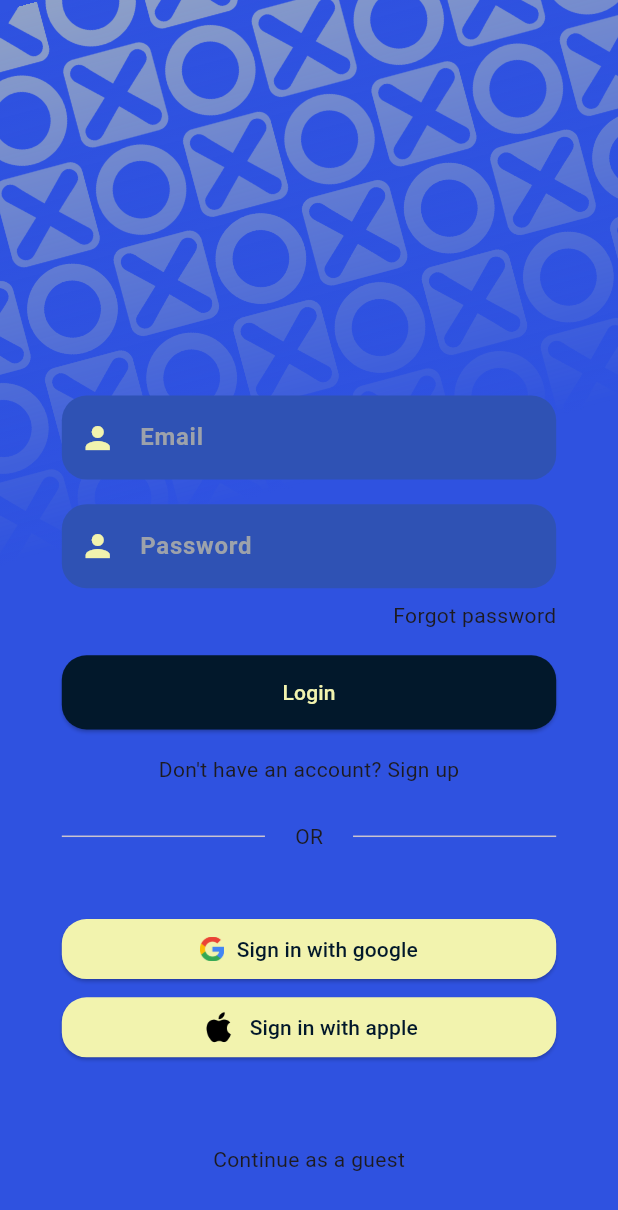
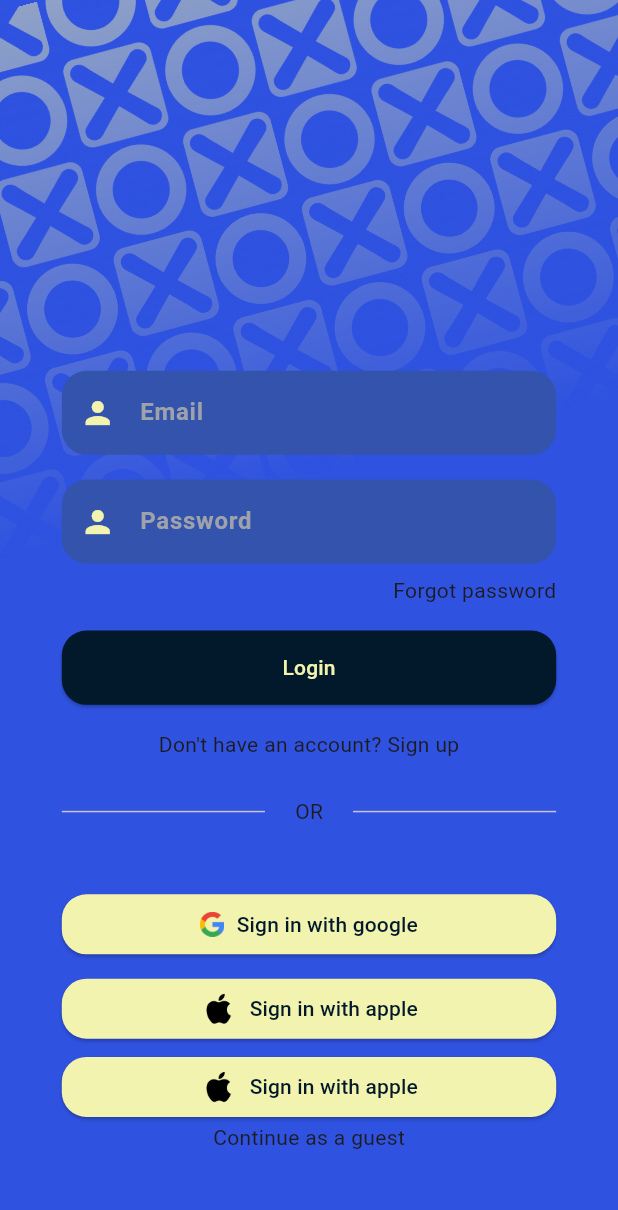
Before and after one commit to steveroseik/tictactoe, a Flutter app: the screen it shows after launch, on a phone screen of 412 x 824 dp. Shown: the top 1210 px of the screen. Run offline on Flutter 3.47's test engine with Material 2 defaults, Android fonts, the phone set to English and light mode, and no system bars; our stand-ins replace firebase_auth, firebase_core, shared_preferences, sizer; missing offline and left inert: neopop; accounts and stored records are empty; generated files the repository leaves out were written again.

Commit message:
- Updated game lines drawing - login pages color updates

```diff
--- a/lib/gamePage.dart
+++ b/lib/gamePage.dart
@@ -3,6 +3,7 @@ import 'package:flutter/cupertino.dart';
 import 'package:flutter/material.dart';
 import 'package:sizer/sizer.dart';
 import 'package:tictactoe/Controllers/gameEngine.dart';
+import 'package:tictactoe/UIUX/themesAndStyles.dart';
 
 import 'UIUX/customWidgets.dart';
 
@@ -50,6 +51,7 @@ class _GamePageState extends State<GamePage> with TickerProviderStateMixin {
         mainAxisAlignment: MainAxisAlignment.center,
         crossAxisAlignment: CrossAxisAlignment.center,
         children: [
+
           Center(
             child: SizedBox(
               width: 80.w,
@@ -58,7 +60,8 @@ class _GamePageState extends State<GamePage> with TickerProviderStateMixin {
                 child: LayoutBuilder(
                   builder: (context, constraints) {
                     lines.clear();
-                    init(constraints.maxWidth, constraints.maxWidth, lines, _animationController);
+                    //Draw box lines
+                    init(constraints.maxWidth, constraints.maxWidth, lines, colorDarkBlue, _animationController);
                     final linearGrid = <int>[];
                     for (var i in engine.grid){
                       linearGrid.addAll(i);
--- a/lib/homeTrial.dart
+++ b/lib/homeTrial.dart
@@ -79,12 +79,14 @@ class _HomeScreenState extends State<HomeScreen>
       resizeToAvoidBottomInset: false,
       body: Stack(
         children: [
+
           const BackgroundScroller(),
           Padding(
             padding: EdgeInsets.all(10.w),
             child: Column(
               children: [
-                SizedBox(height: 27.h),
+
+                SizedBox(height: 25.h),
                 TextFormField(
                   controller: emailField,
                   keyboardType: TextInputType.emailAddress,
@@ -93,7 +95,7 @@ class _HomeScreenState extends State<HomeScreen>
                   decoration: InputDecoration(
                     hintText: 'Email',
                     filled: true,
-                    fillColor: colorBlue.withBlue(180),
+                    fillColor: colorMediumBlue,
                     hintStyle: TextStyle(color: colorLightGrey),
                     labelStyle: TextStyle(color: Colors.white),
                     prefixIcon: Icon(Icons.person, color: colorLightYellow,),
@@ -119,7 +121,7 @@ class _HomeScreenState extends State<HomeScreen>
                   decoration: InputDecoration(
                     hintText: 'Password',
                     filled: true,
-                    fillColor: colorBlue.withBlue(180),
+                    fillColor: colorMediumBlue,
                     hintStyle: TextStyle(color: colorLightGrey),
                     labelStyle: TextStyle(color: Colors.white),
                     prefixIcon: Icon(Icons.person, color: colorLightYellow,),
@@ -187,6 +189,24 @@ class _HomeScreenState extends State<HomeScreen>
                       ],
 
                     )),
+                SizedBox(height: 1.h),
+                ElevatedButton(onPressed: (){},
+                    style: ElevatedButton.styleFrom(
+                        backgroundColor: colorLightYellow,
+                        foregroundColor: colorDarkBlue,
+                        shape: RoundedRectangleBorder(
+                            borderRadius: BorderRadius.circular(4.w)
+                        )
+                    ),
+                    child: Row(
+                      mainAxisAlignment: MainAxisAlignment.center,
+                      children: [
+                        Image.asset('assets/apple_icon.png', height: 3.h,),
+                        SizedBox(width: 2.w),
+                        Center(child: Text('Sign in with apple'))
+                      ],
+
+                    )),
                 SizedBox(height: 0.5.h),
                 ElevatedButton(onPressed: (){},
                     style: ElevatedButton.styleFrom(
@@ -205,7 +225,6 @@ class _HomeScreenState extends State<HomeScreen>
                       ],
 
                     )),
-                Spacer(),
                 Text("Continue as a guest"),
               ],
             ),
```
Also changed, not shown: lib/UIUX/customWidgets.dart (+7 -7 lines).
